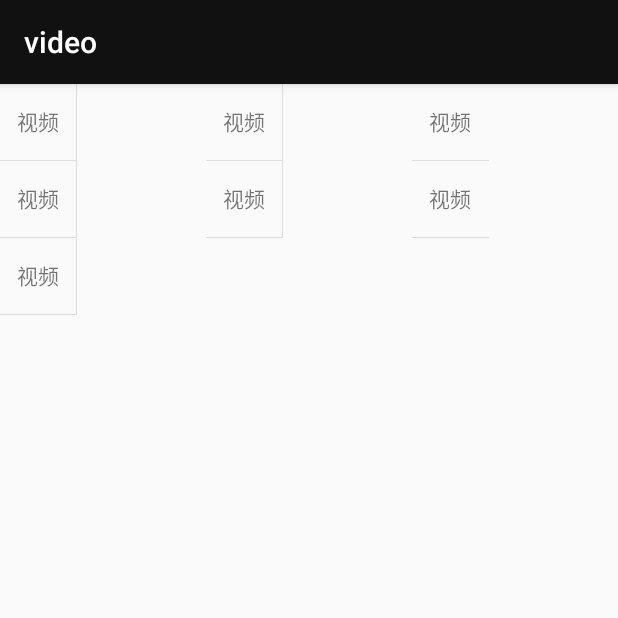
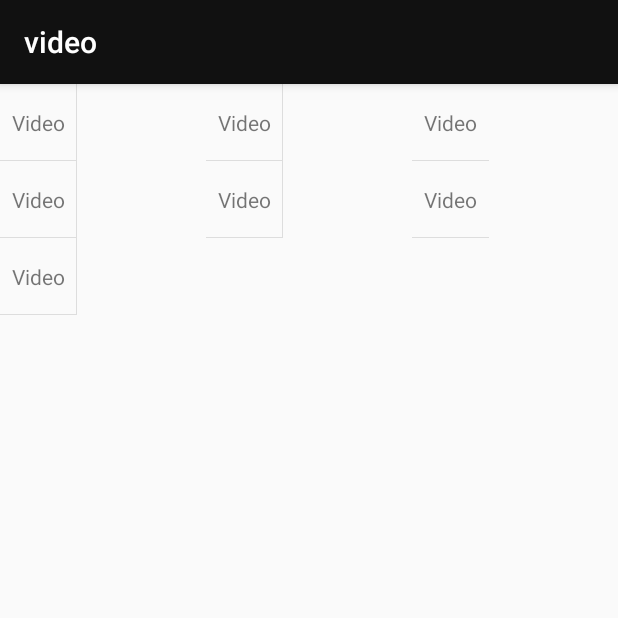
Before and after one commit to Arctans/Ffmpeg, an Android app: the screen it shows after launch (MainActivity), on a phone screen of 412 x 824 dp, the top half of it. Run offline under Robolectric (Android 15) with nearby library versions, the phone set to English and light mode, and no system bars; libraries missing offline, so code that uses them is left out: com.ashokvarma.bottomnavigation; plain views replace BottomNavigationBar; 3 statements that could not run were skipped.

Commit message:
add language

```diff
--- a/app/src/main/java/com/user/lv/video/VideoFragment.java
+++ b/app/src/main/java/com/user/lv/video/VideoFragment.java
@@ -41,19 +41,19 @@ public class VideoFragment extends Fragment {
         Log.d(TAG, "onCreate: 0");
         editItemList = new ArrayList<EditItem>();
         editItemList.add(new EditItem(R.drawable.ic_trans_code_black_24dp,
-                            VideoFlipActivity.TITLE,VideoFlipActivity.class));
+                            getResources().getString(VideoFlipActivity.TITLE),VideoFlipActivity.class));
         editItemList.add(new EditItem(R.drawable.ic_video_puzz_black_24dp,
-                VideoFlipActivity.TITLE, VideoFlipActivity.class));
+                getResources().getString(VideoFlipActivity.TITLE), VideoFlipActivity.class));
         editItemList.add(new EditItem(R.drawable.ic_video_watermark_black_24dp,
-                VideoFlipActivity.TITLE, VideoFlipActivity.class));
+                getResources().getString(VideoFlipActivity.TITLE), VideoFlipActivity.class));
         editItemList.add(new EditItem(R.drawable.ic_un_logo_black_24dp,
-                VideoFlipActivity.TITLE, VideoFlipActivity.class));
+                getResources().getString(VideoFlipActivity.TITLE), VideoFlipActivity.class));
         editItemList.add(new EditItem(R.drawable.ic_demux_audio_black_24dp,
-                VideoFlipActivity.TITLE, VideoFlipActivity.class));
+                getResources().getString(VideoFlipActivity.TITLE), VideoFlipActivity.class));
         editItemList.add(new EditItem(R.drawable.ic_demux_video_black_24dp,
-                VideoFlipActivity.TITLE, VideoFlipActivity.class));
+                getResources().getString(VideoFlipActivity.TITLE), VideoFlipActivity.class));
         editItemList.add(new EditItem(R.drawable.ic_filter_black_24dp,
-                VideoFlipActivity.TITLE, VideoFlipActivity.class));
+                getResources().getString(VideoFlipActivity.TITLE), VideoFlipActivity.class));
 
         super.onCreate(savedInstanceState);
     }
--- a/app/src/main/res/values/strings.xml
+++ b/app/src/main/res/values/strings.xml
@@ -14,4 +14,10 @@
     <string name="video">video</string>
     <string name="music">music</string>
     <string name="about">about</string>
+    <string name="write_permission">Please open read and write permission</string>
+    <string name="Video_mirror">Video Mirror</string>
+    <string name="seletc_video">Select Video</string>
+    <string name="delete_video">Delete Video</string>
+    <string name="upside_down">Upside down</string>
+    <string name="flip_left_right">Flip left and right</string>
 </resources>
```
Also changed, not shown: app/src/main/java/com/user/lv/edit/BaseEditActivity.java (+25 -3 lines), app/src/main/java/com/user/lv/video/VideoFlipActivity.java (+17 -8 lines), 1 other file.
